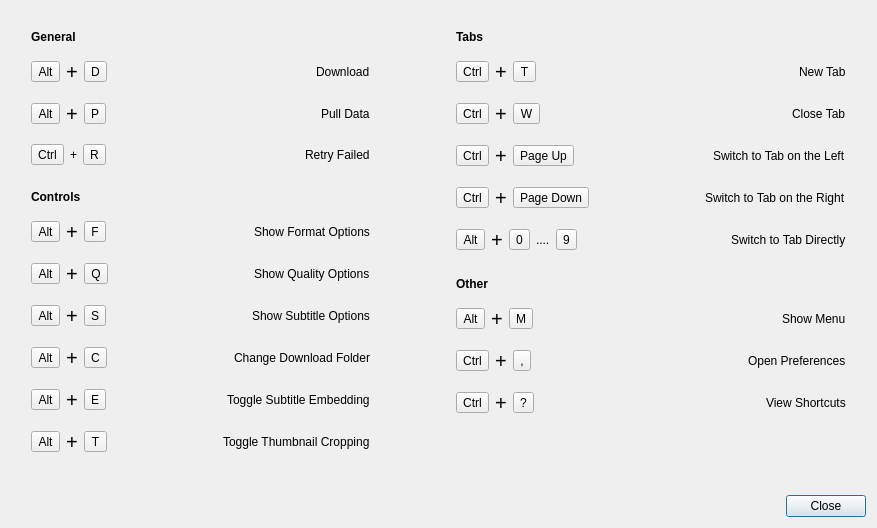
First picture: the form in src/media_downloader/ui/keyboard_shortcuts_dialog.ui, repository markop404/media-downloader, before the edit.
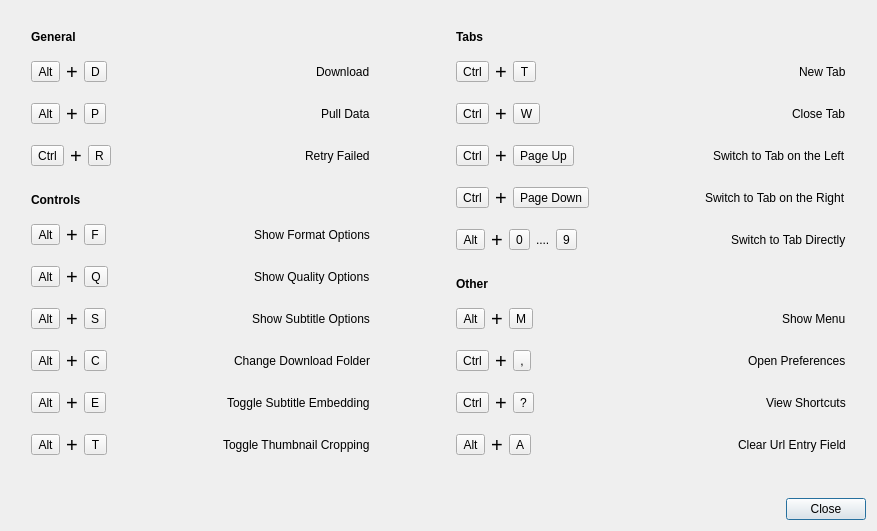
Second picture: the form after the edit.

The edit to the form file:
```diff
--- a/src/media_downloader/ui/keyboard_shortcuts_dialog.ui
+++ b/src/media_downloader/ui/keyboard_shortcuts_dialog.ui
@@ -36,7 +36,7 @@
          </property>
          <property name="sizeHint" stdset="0">
           <size>
-           <width>20</width>
+           <width>0</width>
            <height>19</height>
           </size>
          </property>
@@ -70,7 +70,7 @@
          </property>
          <property name="sizeHint" stdset="0">
           <size>
-           <width>20</width>
+           <width>0</width>
            <height>10</height>
           </size>
          </property>
@@ -148,7 +148,7 @@
          </property>
          <property name="sizeHint" stdset="0">
           <size>
-           <width>20</width>
+           <width>0</width>
            <height>12</height>
           </size>
          </property>
@@ -229,7 +229,7 @@
          </property>
          <property name="sizeHint" stdset="0">
           <size>
-           <width>20</width>
+           <width>0</width>
            <height>12</height>
           </size>
          </property>
@@ -246,6 +246,12 @@
          </item>
          <item>
           <widget class="QLabel" name="label">
+           <property name="font">
+            <font>
+             <pointsize>15</pointsize>
+             <fontweight>Light</fontweight>
+            </font>
+           </property>
            <property name="text">
             <string>+</string>
            </property>
@@ -269,7 +275,7 @@
            <property name="sizeHint" stdset="0">
             <size>
              <width>110</width>
-             <height>20</height>
+             <height>0</height>
             </size>
            </property>
           </spacer>
@@ -293,7 +299,7 @@
          </property>
          <property name="sizeHint" stdset="0">
           <size>
-           <width>20</width>
+           <width>0</width>
            <height>19</height>
           </size>
          </property>
@@ -327,7 +333,7 @@
          </property>
          <property name="sizeHint" stdset="0">
           <size>
-           <width>20</width>
+           <width>0</width>
            <height>10</height>
           </size>
          </property>
@@ -350,8 +356,6 @@
            <property name="font">
             <font>
              <pointsize>15</pointsize>
-             <stylestrategy>PreferAntialias</stylestrategy>
-             <hintingpreference>PreferFullHinting</hintingpreference>
              <fontweight>Light</fontweight>
             </font>
            </property>
@@ -381,7 +385,7 @@
            <property name="sizeHint" stdset="0">
             <size>
              <width>110</width>
-             <height>20</height>
+             <height>0</height>
             </size>
            </property>
           </spacer>
@@ -408,7 +412,7 @@
          </property>
          <property name="sizeHint" stdset="0">
           <size>
-           <width>20</width>
+           <width>0</width>
            <height>12</height>
           </size>
          </property>
@@ -431,8 +435,6 @@
            <property name="font">
             <font>
              <pointsize>15</pointsize>
-             <stylestrategy>PreferAntialias</stylestrategy>
-             <hintingpreference>PreferFullHinting</hintingpreference>
              <fontweight>Light</fontweight>
             </font>
            </property>
@@ -462,7 +464,7 @@
            <property name="sizeHint" stdset="0">
             <size>
              <width>110</width>
-             <height>20</height>
+             <height>0</height>
             </size>
            </property>
           </spacer>
@@ -489,7 +491,7 @@
          </property>
          <property name="sizeHint" stdset="0">
           <size>
-           <width>20</width>
+           <width>0</width>
            <height>12</height>
           </size>
          </property>
@@ -512,8 +514,6 @@
            <property name="font">
             <font>
              <pointsize>15</pointsize>
-             <stylestrategy>PreferAntialias</stylestrategy>
-             <hintingpreference>PreferFullHinting</hintingpreference>
              <fontweight>Light</fontweight>
             </font>
            </property>
@@ -543,7 +543,7 @@
            <property name="sizeHint" stdset="0">
             <size>
              <width>110</width>
-             <height>20</height>
+             <height>0</height>
             </size>
            </property>
           </spacer>
@@ -570,7 +570,7 @@
          </property>
          <property name="sizeHint" stdset="0">
           <size>
-           <width>20</width>
+           <width>0</width>
            <height>12</height>
           </size>
          </property>
@@ -593,8 +593,6 @@
            <property name="font">
             <font>
              <pointsize>15</pointsize>
-             <stylestrategy>PreferAntialias</stylestrategy>
-             <hintingpreference>PreferFullHinting</hintingpreference>
              <fontweight>Light</fontweight>
             </font>
            </property>
@@ -624,7 +622,7 @@
            <property name="sizeHint" stdset="0">
             <size>
              <width>110</width>
-             <height>20</height>
+             <height>0</height>
             </size>
            </property>
           </spacer>
@@ -651,7 +649,7 @@
          </property>
          <property name="sizeHint" stdset="0">
           <size>
-           <width>20</width>
+           <width>0</width>
            <height>12</height>
           </size>
          </property>
@@ -674,8 +672,6 @@
            <property name="font">
             <font>
              <pointsize>15</pointsize>
-             <stylestrategy>PreferAntialias</stylestrategy>
-             <hintingpreference>PreferFullHinting</hintingpreference>
              <fontweight>Light</fontweight>
             </font>
            </property>
@@ -705,7 +701,7 @@
            <property name="sizeHint" stdset="0">
             <size>
              <width>110</width>
-             <height>20</height>
+             <height>0</height>
             </size>
            </property>
           </spacer>
@@ -732,7 +728,7 @@
          </property>
          <property name="sizeHint" stdset="0">
           <size>
-           <width>20</width>
+           <width>0</width>
            <height>12</height>
           </size>
          </property>
@@ -755,8 +751,6 @@
            <property name="font">
             <font>
              <pointsize>15</pointsize>
-             <stylestrategy>PreferAntialias</stylestrategy>
-             <hintingpreference>PreferFullHinting</hintingpreference>
              <fontweight>Light</fontweight>
             </font>
            </property>
@@ -786,7 +780,7 @@
            <property name="sizeHint" stdset="0">
             <size>
              <width>110</width>
-             <height>20</height>
+             <height>0</height>
             </size>
            </property>
           </spacer>
@@ -808,9 +802,6 @@
          <property name="orientation">
           <enum>Qt::Orientation::Vertical</enum>
          </property>
-         <property name="sizeType">
-          <enum>QSizePolicy::Policy::MinimumExpanding</enum>
-         </property>
          <property name="sizeHint" stdset="0">
           <size>
            <width>0</width>
@@ -849,7 +840,7 @@
          </property>
          <property name="sizeHint" stdset="0">
           <size>
-           <width>20</width>
+           <width>0</width>
            <height>19</height>
           </size>
          </property>
@@ -883,7 +874,7 @@
          </property>
          <property name="sizeHint" stdset="0">
           <size>
-           <width>20</width>
+           <width>0</width>
            <height>10</height>
           </size>
          </property>
@@ -964,7 +955,7 @@
          </property>
          <property name="sizeHint" stdset="0">
           <size>
-           <width>20</width>
+           <width>0</width>
            <height>12</height>
           </size>
          </property>
@@ -1045,7 +1036,7 @@
          </property>
          <property name="sizeHint" stdset="0">
           <size>
-           <width>20</width>
+           <width>0</width>
            <height>12</height>
           </size>
          </property>
@@ -1126,7 +1117,7 @@
          </property>
          <property name="sizeHint" stdset="0">
           <size>
-           <width>20</width>
+           <width>0</width>
            <height>12</height>
           </size>
          </property>
@@ -1207,7 +1198,7 @@
          </property>
          <property name="sizeHint" stdset="0">
           <size>
-           <width>20</width>
+           <width>0</width>
            <height>12</height>
           </size>
          </property>
@@ -1305,7 +1296,7 @@
          </property>
          <property name="sizeHint" stdset="0">
           <size>
-           <width>20</width>
+           <width>0</width>
            <height>19</height>
           </size>
          </property>
@@ -1339,7 +1330,7 @@
          </property>
          <property name="sizeHint" stdset="0">
           <size>
-           <width>20</width>
+           <width>0</width>
            <height>10</height>
           </size>
          </property>
@@ -1420,7 +1411,7 @@
          </property>
          <property name="sizeHint" stdset="0">
           <size>
-           <width>20</width>
+           <width>0</width>
            <height>12</height>
           </size>
          </property>
@@ -1501,7 +1492,7 @@
          </property>
          <property name="sizeHint" stdset="0">
           <size>
-           <width>20</width>
+           <width>0</width>
            <height>12</height>
           </size>
          </property>
@@ -1572,14 +1563,81 @@
          </item>
         </layout>
        </item>
+       <item>
+        <spacer name="verticalSpacer_24">
+         <property name="orientation">
+          <enum>Qt::Orientation::Vertical</enum>
+         </property>
+         <property name="sizeType">
+          <enum>QSizePolicy::Policy::Fixed</enum>
+         </property>
+         <property name="sizeHint" stdset="0">
+          <size>
+           <width>0</width>
+           <height>12</height>
+          </size>
+         </property>
+        </spacer>
+       </item>
+       <item>
+        <layout class="QHBoxLayout" name="horizontalLayout_2">
+         <item>
+          <widget class="QToolButton" name="toolButton_3">
+           <property name="text">
+            <string>Alt</string>
+           </property>
+          </widget>
+         </item>
+         <item>
+          <widget class="QLabel" name="label_3">
+           <property name="font">
+            <font>
+             <pointsize>15</pointsize>
+             <fontweight>Light</fontweight>
+            </font>
+           </property>
+           <property name="text">
+            <string>+</string>
+           </property>
+          </widget>
+         </item>
+         <item>
+          <widget class="QToolButton" name="toolButton_4">
+           <property name="text">
+            <string>A</string>
+           </property>
+          </widget>
+         </item>
+         <item>
+          <spacer name="horizontalSpacer_2">
+           <property name="orientation">
+            <enum>Qt::Orientation::Horizontal</enum>
+           </property>
+           <property name="sizeType">
+            <enum>QSizePolicy::Policy::MinimumExpanding</enum>
+           </property>
+           <property name="sizeHint" stdset="0">
+            <size>
+             <width>110</width>
+             <height>0</height>
+            </size>
+           </property>
+          </spacer>
+         </item>
+         <item>
+          <widget class="QLabel" name="label_4">
+           <property name="text">
+            <string>Clear Url Entry Field</string>
+           </property>
+          </widget>
+         </item>
+        </layout>
+       </item>
        <item>
         <spacer name="verticalSpacer_22">
          <property name="orientation">
           <enum>Qt::Orientation::Vertical</enum>
          </property>
-         <property name="sizeType">
-          <enum>QSizePolicy::Policy::MinimumExpanding</enum>
-         </property>
          <property name="sizeHint" stdset="0">
           <size>
            <width>0</width>
```
Left out of the diff: 45 changed lines with no effect on the pictures.
